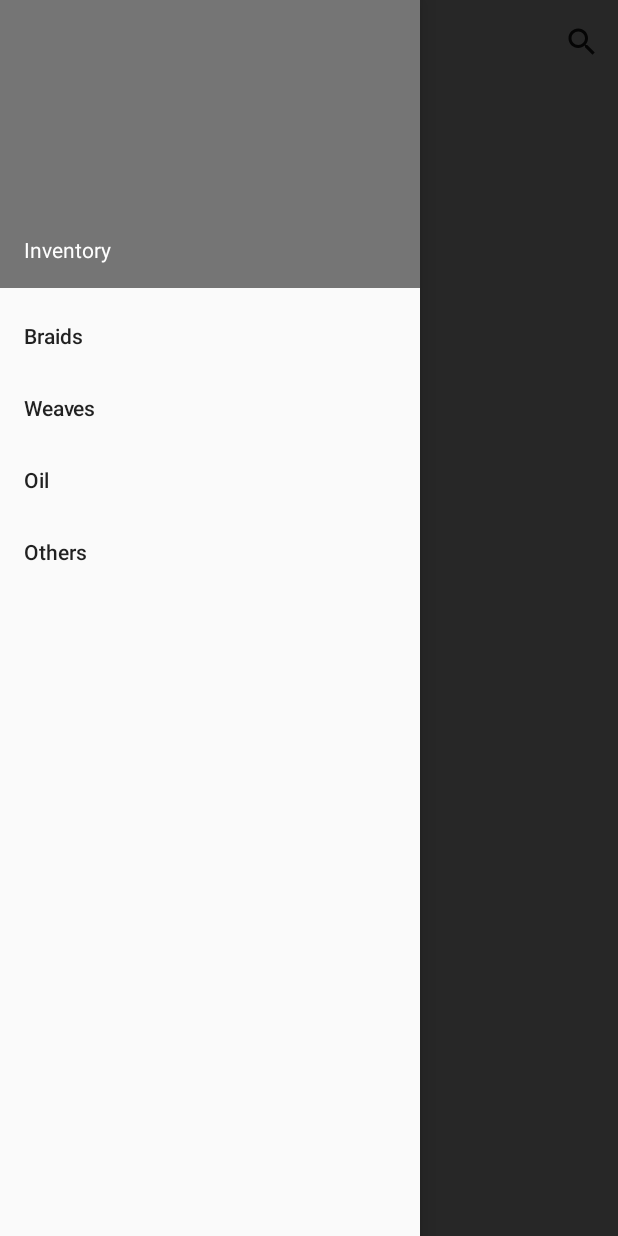
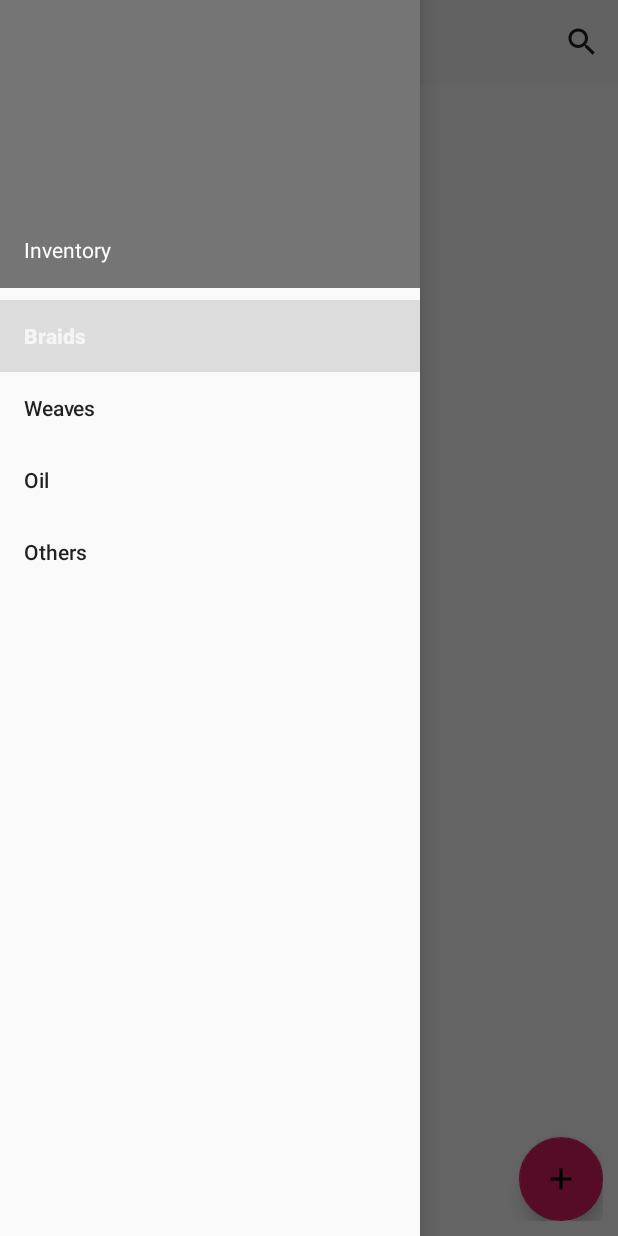
Before and after one commit to Florence-Njeri/BoutiqueInventory, an Android app: the screen it shows after launch (MainActivity), with the side drawer open, on a phone screen of 412 x 824 dp. Run offline under Robolectric (Android 15) with nearby library versions, the phone set to English and light mode, and no system bars.

Commit message:
Finish up UI and basic functionality

```diff
--- a/app/src/main/java/com/example/admin/boutiqueinventory/BoutiqueFragment.java
+++ b/app/src/main/java/com/example/admin/boutiqueinventory/BoutiqueFragment.java
@@ -4,6 +4,7 @@ import android.content.Intent;
 import android.os.Bundle;
 import android.support.annotation.NonNull;
 import android.support.annotation.Nullable;
+import android.support.design.widget.FloatingActionButton;
 import android.support.v4.app.Fragment;
 import android.support.v7.widget.LinearLayoutManager;
 import android.support.v7.widget.RecyclerView;
@@ -18,7 +19,7 @@ public class BoutiqueFragment extends Fragment {;
     RecyclerView recyclerView;
     ArrayList<DisplayItems> inventory;
     BoutiqueAdapter adapter;
-    Button addNewInventory;
+    FloatingActionButton addNewInventory;
     @Nullable
     @Override
     public View onCreateView(@NonNull LayoutInflater inflater, @Nullable ViewGroup container, @Nullable Bundle savedInstanceState) {
--- a/app/src/main/java/com/example/admin/boutiqueinventory/MainActivity.java
+++ b/app/src/main/java/com/example/admin/boutiqueinventory/MainActivity.java
@@ -15,10 +15,12 @@ import android.view.Menu;
 import android.view.MenuItem;
 import android.view.View;
 import android.widget.Button;
+import android.widget.Toast;
 
-public class MainActivity extends AppCompatActivity {
+public class MainActivity extends AppCompatActivity implements NavigationView.OnNavigationItemSelectedListener {
     DrawerLayout mdrawerLayout;
     NavigationView navigationView;
+
     @Override
     protected void onCreate(Bundle savedInstanceState) {
         super.onCreate(savedInstanceState);
@@ -36,50 +38,58 @@ public class MainActivity extends AppCompatActivity {
             actionBar.setHomeAsUpIndicator(R.drawable.ic_menu);
         }
 
-        /*
+        /**
          * Handling click event for the items in the navigation drawer
          * ie what should happen when an item in the list is selected
-         */
+         * @function replace() takes as input the id of the container and  pass the fragment itself
+         **/
         navigationView = findViewById(R.id.navigation_view);
-        navigationView.setNavigationItemSelectedListener(
-                new NavigationView.OnNavigationItemSelectedListener() {
+        navigationView.setNavigationItemSelectedListener(this);
+
+        //Content to display when the app gets launched ie first item on navigation view
+        getSupportFragmentManager().beginTransaction().replace
+                (R.id.content_frame, new BoutiqueFragment()).commit();
+        MainActivity.this.setTitle(R.string.braids);
+        navigationView.setCheckedItem(R.id.braids);
+
+    }
+
     @Override
     public boolean onNavigationItemSelected(MenuItem menuItem) {
+        /*Define what should happen on clicking each item ie open fragment and display it in the frame layout
+
+         */
+        switch (menuItem.getItemId()) {
+            case R.id.braids:
+                getSupportFragmentManager().beginTransaction().replace
+                        (R.id.content_frame, new BoutiqueFragment()).commit();
+
+                break;
+            case R.id.weaves:
+                getSupportFragmentManager().beginTransaction().replace
+                        (R.id.content_frame, new BoutiqueFragment()).commit();
+                break;
+            case R.id.oil:
+                getSupportFragmentManager().beginTransaction().replace
+                        (R.id.content_frame, new BoutiqueFragment()).commit();
+                break;
+            default:
+                Toast.makeText(MainActivity.this, "Other inventory is shown here!!", Toast.LENGTH_SHORT).show();
+                break;
+        }
         // set item as selected to persist highlight
         menuItem.setChecked(true);
+        // Set action bar title
+        setTitle(menuItem.getTitle());
+
         // close drawer when item is tapped
-                        mdrawerLayout.closeDrawers();
+        mdrawerLayout.closeDrawer(GravityCompat.START);
 
         // Add code here to update the UI based on the item selected
         // For example, swap UI fragments here
 
 
         return true;
-                    }
-                });
-
-        mdrawerLayout.addDrawerListener(new DrawerLayout.DrawerListener() {
-            @Override
-            public void onDrawerSlide(@NonNull View view, float v) {
-                // Respond when the drawer's position changes
-            }
-
-            @Override
-            public void onDrawerOpened(@NonNull View view) {
-                // Respond when the drawer is opened
-            }
-
-            @Override
-            public void onDrawerClosed(@NonNull View view) {
-                // Respond when the drawer is closed
-            }
-
-            @Override
-            public void onDrawerStateChanged(int i) {
-                // Respond when the drawer's state changes
-            }
-        });
-
     }
 
     /*
@@ -101,7 +111,7 @@ public class MainActivity extends AppCompatActivity {
     @Override
     public boolean onCreateOptionsMenu(Menu menu) {
         //Find the search bar to get Inflated on the toolbar
-        getMenuInflater().inflate(R.menu.search_bar,menu);
+        getMenuInflater().inflate(R.menu.search_bar, menu);
         //return true to display your menu item
         return true;
     }
--- /dev/null
+++ b/app/src/main/res/drawable/add_icon.xml
@@ -0,0 +1,9 @@
+<vector xmlns:android="http://schemas.android.com/apk/res/android"
+        android:width="24dp"
+        android:height="24dp"
+        android:viewportWidth="24.0"
+        android:viewportHeight="24.0">
+    <path
+        android:fillColor="#FF000000"
+        android:pathData="M19,13h-6v6h-2v-6H5v-2h6V5h2v6h6v2z"/>
+</vector>
--- a/app/src/main/res/layout/activity_main.xml
+++ b/app/src/main/res/layout/activity_main.xml
@@ -1,23 +1,25 @@
-<?xml version="1.0" encoding="utf-8"?><!--Adding navigation drawer to layout-->
+<?xml version="1.0" encoding="utf-8"?>
+<!--Adding navigation drawer to layout-->
 <android.support.v4.widget.DrawerLayout xmlns:android="http://schemas.android.com/apk/res/android"
     xmlns:app="http://schemas.android.com/apk/res-auto"
     android:id="@+id/drawer_layout"
     android:layout_width="match_parent"
     android:layout_height="match_parent"
     android:fitsSystemWindows="true">
-    <!--Add to the navigation drawer button to the tool bar -->
-    <android.support.v7.widget.Toolbar
-        android:id="@+id/toolbar"
-        android:layout_width="match_parent"
-        android:layout_height="?attr/actionBarSize"
-        android:background="?attr/colorPrimary"
-        android:theme="@style/ThemeOverlay.AppCompat.ActionBar" />
-    <!-- Layout to contain contents of main body of screen (drawer will slide over this) where fragments get loaded-->
+
+    <!-- The main content view where fragments are loaded -->
     <FrameLayout
         android:id="@+id/content_frame"
         android:layout_width="match_parent"
-        android:layout_height="match_parent" />
-
+        android:layout_height="match_parent" >
+        <!--Ensures drawer slides over the action bar -->
+        <android.support.v7.widget.Toolbar
+            android:id="@+id/toolbar"
+            android:layout_width="match_parent"
+            android:layout_height="?attr/actionBarSize"
+            android:background="?attr/colorPrimary"
+            android:theme="@style/ThemeOverlay.AppCompat.ActionBar" />
+    </FrameLayout>
 
     <!-- Container for contents of drawer - use NavigationView to make configuration easier -->
     <android.support.design.widget.NavigationView
@@ -26,7 +28,9 @@
         android:layout_height="match_parent"
         android:layout_gravity="start"
         android:fitsSystemWindows="true"
-        app:headerLayout="@layout/nav_header"
-        app:menu="@menu/drawer_view" />
+        app:menu="@menu/drawer_view"
+        app:headerLayout="@layout/nav_header"/>
+
+
 
 </android.support.v4.widget.DrawerLayout>
--- a/app/src/main/res/layout/fragment_layout.xml
+++ b/app/src/main/res/layout/fragment_layout.xml
@@ -1,34 +1,25 @@
 <?xml version="1.0" encoding="utf-8"?>
-<LinearLayout xmlns:android="http://schemas.android.com/apk/res/android"
-    xmlns:app="http://schemas.android.com/apk/res-auto"
+<RelativeLayout xmlns:android="http://schemas.android.com/apk/res/android"
     xmlns:tools="http://schemas.android.com/tools"
     android:layout_width="match_parent"
     android:layout_height="match_parent"
-
+    xmlns:app="http://schemas.android.com/apk/res-auto"
+    android:layout_margin="10dp"
     tools:context=".MainActivity">
 
-    <!--RecyclerView to populate the screen-->
-    <android.support.v7.widget.RecyclerView
-        android:id="@+id/recycler_view"
-        android:layout_width="wrap_content"
-        android:layout_height="wrap_content" />
+        <!--RecyclerView to populate the screen-->
+        <android.support.v7.widget.RecyclerView
+            android:id="@+id/recycler_view"
+            android:layout_width="wrap_content"
+            android:layout_height="wrap_content" />
 
-    <RelativeLayout
-        android:layout_width="wrap_content"
-        android:layout_height="wrap_content">
-
-        <Button
+        <android.support.design.widget.FloatingActionButton
             android:id="@+id/add_new_inventory"
             android:layout_width="wrap_content"
             android:layout_height="wrap_content"
-            android:layout_alignParentBottom="true"
             android:layout_alignParentEnd="true"
             android:layout_alignParentRight="true"
-            android:background="@drawable/button_background"
-            android:text="@string/plus"
-            android:textSize="40sp"
-           />
+            android:layout_alignParentBottom="true"
+            app:backgroundTint="@color/colorAccent"
+            android:src="@drawable/add_icon" />
     </RelativeLayout>
-
-
-</LinearLayout>
--- a/app/src/main/res/values/styles.xml
+++ b/app/src/main/res/values/styles.xml
@@ -1,11 +1,13 @@
 <resources>
 
     <!-- Base application theme. -->
-    <style name="AppTheme" parent="Theme.AppCompat.Light.DarkActionBar">
+    <style name="AppTheme" parent="Theme.AppCompat.Light.NoActionBar">
         <!-- Customize your theme here. -->
         <item name="colorPrimary">@color/colorPrimary</item>
         <item name="colorPrimaryDark">@color/colorPrimaryDark</item>
         <item name="colorAccent">@color/colorAccent</item>
+
+
     </style>
     <style name="NewInventoryEditText">
         <item name="android:layout_width">match_parent</item>
```
Also changed, not shown: app/src/main/res/layout/activity_add_new_inventory.xml (+5 -3 lines), app/src/main/res/values-v19/styles.xml (added, +12 -0 lines). Lines whose indentation alone changed are shown as unchanged.
